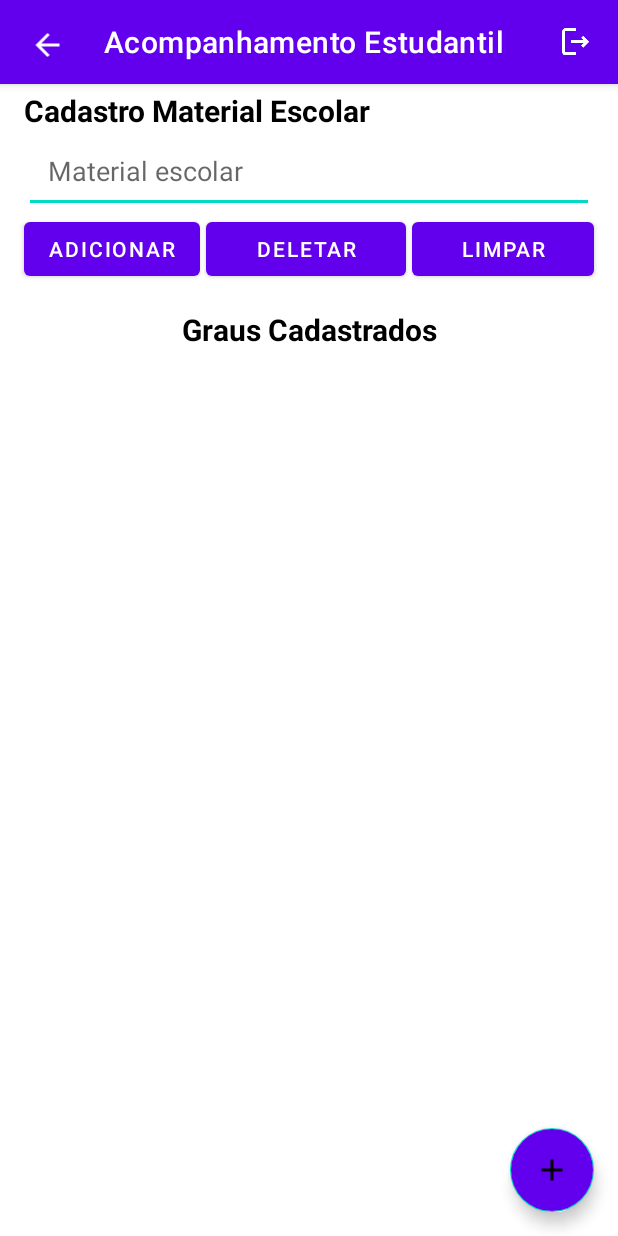
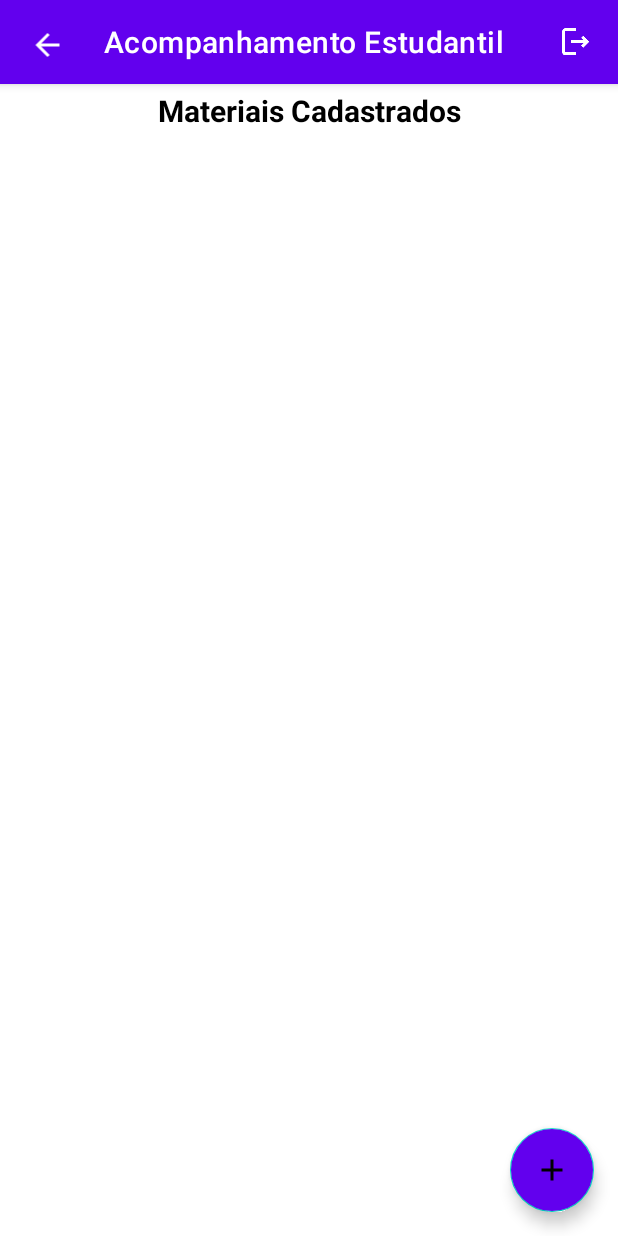
Before and after one commit to williamsoaresdelima/AcompanhamentoEstudantil, an Android app: the CreateSchoolSupplies screen opened directly, with no data from a screen before it, on a phone screen of 412 x 824 dp. Run offline under Robolectric (Android 15) with nearby library versions, the phone set to English and light mode, and no system bars; our stand-ins replace Firebase (no records; nobody signed in at launch, a user with empty details on screens opened directly).

```diff
--- a/app/build.gradle
+++ b/app/build.gradle
@@ -46,6 +46,7 @@ dependencies {
     implementation 'com.google.firebase:firebase-auth:21.0.1'
     implementation 'com.google.firebase:firebase-database:20.0.2'
     implementation 'de.hdodenhof:circleimageview:3.1.0'
+    implementation 'com.github.pwittchen:weathericonview:1.1.0'
     testImplementation 'junit:junit:4.13.2'
     androidTestImplementation 'androidx.test.ext:junit:1.1.5'
     androidTestImplementation 'androidx.test.espresso:espresso-core:3.5.1'
--- a/app/src/main/java/com/example/acompanhamentoestudantil/CreateSchoolSupplies.kt
+++ b/app/src/main/java/com/example/acompanhamentoestudantil/CreateSchoolSupplies.kt
@@ -3,28 +3,34 @@ package com.example.acompanhamentoestudantil
 import android.content.Intent
 import androidx.appcompat.app.AppCompatActivity
 import android.os.Bundle
-import android.util.SparseBooleanArray
 import android.view.View
 import android.widget.ArrayAdapter
-import android.content.Context
-import android.content.SharedPreferences
+import android.widget.Toast
+import androidx.appcompat.app.AlertDialog
+import com.example.acompanhamentoestudantil.fragment.WeatherFragment
 import com.google.android.gms.auth.api.signin.GoogleSignIn
 import com.google.android.gms.auth.api.signin.GoogleSignInClient
 import com.google.android.gms.auth.api.signin.GoogleSignInOptions
 import com.google.firebase.auth.FirebaseAuth
+import com.google.firebase.database.DataSnapshot
+import com.google.firebase.database.DatabaseError
+import com.google.firebase.database.FirebaseDatabase
+import com.google.firebase.database.ValueEventListener
 import com.google.gson.Gson
-import com.google.gson.reflect.TypeToken
 
 class CreateSchoolSupplies : AppCompatActivity() {
-    private lateinit var sharedPreferences: SharedPreferences
     private var gson = Gson()
     private lateinit var  firebaseAuth: FirebaseAuth
     private lateinit var mGoogleSignClient: GoogleSignInClient
+    private var uid = FirebaseAuth.getInstance().currentUser?.uid
+    private val ref = FirebaseDatabase.getInstance().getReference("users/$uid/supplies")
+    private val listItems = ArrayList<String>()
 
     override fun onCreate(savedInstanceState: Bundle?) {
         super.onCreate(savedInstanceState)
         setContentView(R.layout.activity_create_school_supplies)
         supportActionBar?.hide()
+        supportFragmentManager.beginTransaction().replace(R.id.fragment_container, WeatherFragment()).commit()
 
         val gso = GoogleSignInOptions.Builder(GoogleSignInOptions.DEFAULT_SIGN_IN)
             .requestIdToken(getString(R.string.default_web_client_id))
@@ -32,18 +38,9 @@ class CreateSchoolSupplies : AppCompatActivity() {
             .build()
         firebaseAuth = FirebaseAuth.getInstance()
         mGoogleSignClient = GoogleSignIn.getClient(this, gso)
-        sharedPreferences = getSharedPreferences("materiais-escolares", Context.MODE_PRIVATE)
-
+        val adapter = ArrayAdapter(this,android.R.layout.simple_list_item_1, listItems)
         val listView = findViewById<android.widget.ListView>(R.id.list)
-        val editText = findViewById<android.widget.EditText>(R.id.textInput)
-        val listAdapter = getData()
-        val adapter = ArrayAdapter(this,
-            android.R.layout.simple_list_item_multiple_choice,
-            listAdapter
-        )
-
         listView.adapter = adapter
-        adapter.notifyDataSetChanged()
 
         findViewById<View>(R.id.logout).setOnClickListener {
             firebaseAuth.signOut()
@@ -59,55 +56,55 @@ class CreateSchoolSupplies : AppCompatActivity() {
             finish()
         }
 
-        findViewById<android.widget.Button>(R.id.btnAdd).setOnClickListener{
-            listAdapter.add(editText.text.toString())
-            listView.adapter = adapter
-            adapter.notifyDataSetChanged()
-
-            saveData(listAdapter)
-            editText.text.clear()
-        }
-
-        findViewById<View>(R.id.btnDelete).setOnClickListener {
-            val position: SparseBooleanArray = listView.checkedItemPositions
-            val count = listView.count
-            var item = count - 1
-            while (item >= 0) {
-                if (position.get(item)) {
-                    adapter.remove(listAdapter[item])
-                }
-                item--
-            }
-            saveData(listAdapter)
-            position.clear()
-            adapter.notifyDataSetChanged()
-        }
-
-        findViewById<View>(R.id.btnClean).setOnClickListener {
-            listAdapter.clear()
-            saveData(listAdapter)
-            adapter.notifyDataSetChanged()
-        }
-
         findViewById<View>(R.id.add_supplies).setOnClickListener {
             val activity = Intent(this, SchoolSuplies::class.java)
             startActivity(activity)
             finish()
         }
-    }
 
-    private fun getData(): ArrayList<String> {
-        val arrayJson = sharedPreferences.getString("lista", null)
-        return if (arrayJson.isNullOrEmpty()) {
-            arrayListOf()
-        } else {
-            gson.fromJson(arrayJson, object : TypeToken<ArrayList<String>>(){}.type)
-        }
-    }
-    private fun saveData(array: ArrayList<String>) {
-        val arrayJson = gson.toJson(array)
-        val editor = sharedPreferences.edit()
-        editor.putString("lista", arrayJson)
-        editor.apply()
+        ref.addValueEventListener(object: ValueEventListener {
+            val ctx = this@CreateSchoolSupplies;
+
+            override fun onDataChange(dataSnapshot: DataSnapshot) {
+                listItems.clear()
+
+                for(child in dataSnapshot.children){
+                    listItems.add(child.child("name").value.toString())
+                }
+
+                adapter.notifyDataSetChanged()
+
+                listView.setOnItemLongClickListener { parent, view, position, id ->
+                    val itemId =  dataSnapshot.children.toList()[position].key
+
+                    if(itemId != null){
+                        AlertDialog.Builder(ctx)
+                            .setTitle("Deletar tarefa")
+                            .setMessage("Deseja deletar a tarefa?")
+                            .setPositiveButton("Sim"){ dialog, which ->
+                                ref.child(itemId).removeValue()
+                                Toast.makeText(ctx, "Tarefa deletada com sucesso", Toast.LENGTH_SHORT).show()
+                            }
+                            .setNegativeButton("Não"){ dialog, which ->
+                                dialog.dismiss()
+                            }
+                            .show()
+                    }
+
+                    true
+                }
+                listView.setOnItemClickListener { parent, view, position, id ->
+                    val itemId =  dataSnapshot.children.toList()[position].key
+
+                    val activity = Intent(ctx, SchoolSuplies::class.java)
+                    activity.putExtra("id", itemId)
+                    startActivity(activity)
+                }
+            }
+
+            override fun onCancelled(error: DatabaseError) {
+                Toast.makeText(ctx, "Erro ao carregar tarefas", Toast.LENGTH_SHORT).show()
+            }
+        })
     }
 }
--- /dev/null
+++ b/app/src/main/java/com/example/acompanhamentoestudantil/fragment/WeatherFragment.kt
@@ -0,0 +1,33 @@
+package com.example.acompanhamentoestudantil.fragment
+
+import android.content.pm.PackageManager
+import android.os.Bundle
+import androidx.fragment.app.Fragment
+import android.view.LayoutInflater
+import android.view.View
+import android.view.ViewGroup
+import androidx.core.content.ContextCompat
+import android.Manifest
+import com.example.acompanhamentoestudantil.R
+
+class WeatherFragment : Fragment() {
+    companion object{
+        private const val REQUEST_LOCATION_PERMISSION = 1
+    }
+
+    override fun onCreateView(inflater: LayoutInflater, container: ViewGroup?, savedInstanceState: Bundle?): View? {
+        val view = inflater.inflate(R.layout.fragment_weather, container, false)
+
+        if(ContextCompat.checkSelfPermission(requireContext(), Manifest.permission.ACCESS_FINE_LOCATION) == PackageManager.PERMISSION_GRANTED){
+            getLocation(view)
+        }else{
+            requestPermissions(arrayOf(Manifest.permission.ACCESS_FINE_LOCATION), REQUEST_LOCATION_PERMISSION)
+        }
+
+        return view;
+    }
+
+    private fun getLocation(view: View){
+
+    }
+}
--- a/app/src/main/res/layout/activity_create_school_supplies.xml
+++ b/app/src/main/res/layout/activity_create_school_supplies.xml
@@ -48,92 +48,27 @@
 
     </com.google.android.material.appbar.AppBarLayout>
 
+    <FrameLayout
+        android:layout_width="match_parent"
+        android:layout_height="match_parent"
+        android:backgroundTint="@color/white"
+        android:id="@+id/fragment_container"/>
+
     <RelativeLayout
         android:layout_width="match_parent"
         android:layout_height="match_parent"
         android:id="@+id/displayFlex"
         android:layout_marginTop="60dp"
         >
-        <TextView
-            android:layout_width="wrap_content"
-            android:layout_height="wrap_content"
-            android:layout_marginLeft="16dp"
-            android:layout_marginRight="16dp"
-            android:text="@string/ss_title"
-            android:textSize="20sp"
-            android:textStyle="bold"
-            android:textColor="@color/black">
-        </TextView>
-
-        <EditText
-            android:layout_width="match_parent"
-            android:layout_height="wrap_content"
-            android:layout_marginTop="25dp"
-            android:hint="@string/ss_input_text"
-            android:inputType="text"
-            android:id="@+id/textInput"
-            android:padding="16dp"
-            android:layout_marginLeft="16dp"
-            android:layout_marginRight="16dp"
-            android:textSize="18sp"
-            android:autofillHints="" />
-
-        <LinearLayout
-            android:layout_width="match_parent"
-            android:layout_height="wrap_content"
-            android:orientation="horizontal"
-            android:id="@+id/btnLayout"
-            android:layout_below="@+id/textInput">
-
-            <Button
-                android:id="@+id/btnAdd"
-                android:layout_width="fill_parent"
-                android:layout_weight="1"
-                android:layout_height="wrap_content"
-                android:layout_marginStart="16dp"
-                android:layout_marginEnd="4dp"
-                android:layout_marginBottom="16dp"
-                android:text="@string/add"
-                android:singleLine="true"
-                app:layout_constraintStart_toStartOf="@+id/textInput"
-                app:layout_constraintTop_toBottomOf="@+id/textInput"
-                tools:ignore="ButtonStyle" />
-
-            <Button
-                android:id="@+id/btnDelete"
-                android:layout_width="fill_parent"
-                android:layout_weight="1"
-                android:layout_height="wrap_content"
-                android:layout_marginEnd="4dp"
-                android:layout_marginBottom="6dp"
-                android:text="@string/delete"
-                app:layout_constraintStart_toStartOf="@+id/textInput"
-                app:layout_constraintTop_toBottomOf="@+id/textInput"
-                tools:ignore="ButtonStyle" />
-            <Button
-                android:id="@+id/btnClean"
-                android:layout_width="fill_parent"
-                android:layout_weight="1"
-                android:layout_height="wrap_content"
-                android:layout_marginEnd="16dp"
-                android:layout_marginBottom="6dp"
-                android:text="@string/clean"
-                app:layout_constraintStart_toStartOf="@+id/textInput"
-                app:layout_constraintTop_toBottomOf="@+id/textInput"
-                tools:ignore="ButtonStyle" />
-
-        </LinearLayout>
-
 
         <TextView
-            android:layout_below="@+id/btnLayout"
             android:layout_width="match_parent"
             android:layout_height="wrap_content"
             android:layout_marginLeft="16dp"
             android:layout_marginRight="16dp"
             android:layout_marginBottom="16dp"
             android:id="@+id/headerList"
-            android:text="@string/ge_list_title"
+            android:text="@string/ss_list_title"
             android:textSize="20sp"
             android:textStyle="bold"
             android:textColor="@color/black"
@@ -145,7 +80,7 @@
             android:layout_height="match_parent"
             android:id="@+id/list"
             android:layout_below="@+id/headerList"
-            android:choiceMode="multipleChoice">
+            android:scrollbars="vertical">
         </ListView>
 
     </RelativeLayout>
--- /dev/null
+++ b/app/src/main/res/layout/fragment_weather.xml
@@ -0,0 +1,45 @@
+<?xml version="1.0" encoding="utf-8"?>
+<FrameLayout xmlns:android="http://schemas.android.com/apk/res/android"
+    xmlns:tools="http://schemas.android.com/tools"
+    android:layout_width="match_parent"
+    android:layout_height="match_parent"
+    tools:context=".fragment.WeatherFragment">
+    <LinearLayout
+        android:layout_width="match_parent"
+        android:layout_height="match_parent"
+        android:padding="16dp"
+        android:orientation="horizontal">
+        <ImageView
+            android:id="@+id/imageView"
+            android:layout_width="wrap_content"
+            android:layout_height="wrap_content"
+            android:layout_gravity="left"
+            android:layout_marginRight="5dp"
+            android:layout_marginTop="16dp"/>
+
+        <LinearLayout
+            android:layout_width="wrap_content"
+            android:layout_height="wrap_content"
+            android:orientation="vertical">
+            <TextView
+                android:id="@+id/temperature"
+                android:layout_width="wrap_content"
+                android:layout_height="wrap_content"
+                android:textSize="24sp"
+                android:textStyle="bold"
+                />
+            <TextView
+                android:id="@+id/city"
+                android:layout_width="wrap_content"
+                android:layout_height="wrap_content"
+                android:textSize="18sp"
+                />
+            <TextView
+                android:id="@+id/description"
+                android:layout_width="wrap_content"
+                android:layout_height="wrap_content"
+                android:textSize="16sp"
+                />
+        </LinearLayout>
+    </LinearLayout>
+</FrameLayout>
--- a/app/src/main/res/values/strings.xml
+++ b/app/src/main/res/values/strings.xml
@@ -57,4 +57,6 @@
     <string name="level_year">Ano escolar</string>
     <string name="select_year">Ano</string>
     <string name="save_level">Salvar ano escolar</string>
+    <!-- TODO: Remove or change this placeholder text -->
+    <string name="hello_blank_fragment">Hello blank fragment</string>
 </resources>
```
Also changed, not shown: app/src/main/java/com/example/acompanhamentoestudantil/SchoolSuplies.kt (+48 -4 lines).
